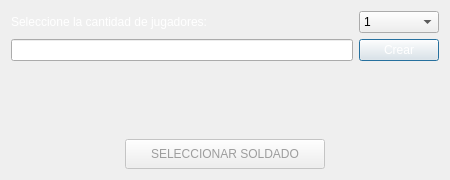
This is graphics_lobby/createpopup.ui in Cbravor1991/Whorms as Qt 5 draws it before an edit. The edited form follows.
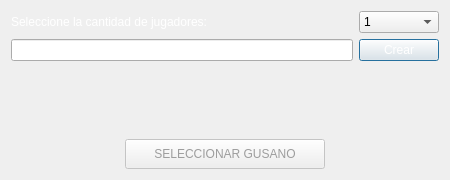
This is the edited form. Icons and pictures are not drawn.

Commit message: ventana de join match creada

Patch:
```diff
--- a/graphics_lobby/createpopup.ui
+++ b/graphics_lobby/createpopup.ui
@@ -145,7 +145,7 @@
         <string notr="true">color: rgb(157, 157, 157);</string>
        </property>
        <property name="text">
-        <string>SELECCIONAR SOLDADO</string>
+        <string>SELECCIONAR GUSANO</string>
        </property>
       </widget>
      </item>
```
The commit also changes 7 other files.
